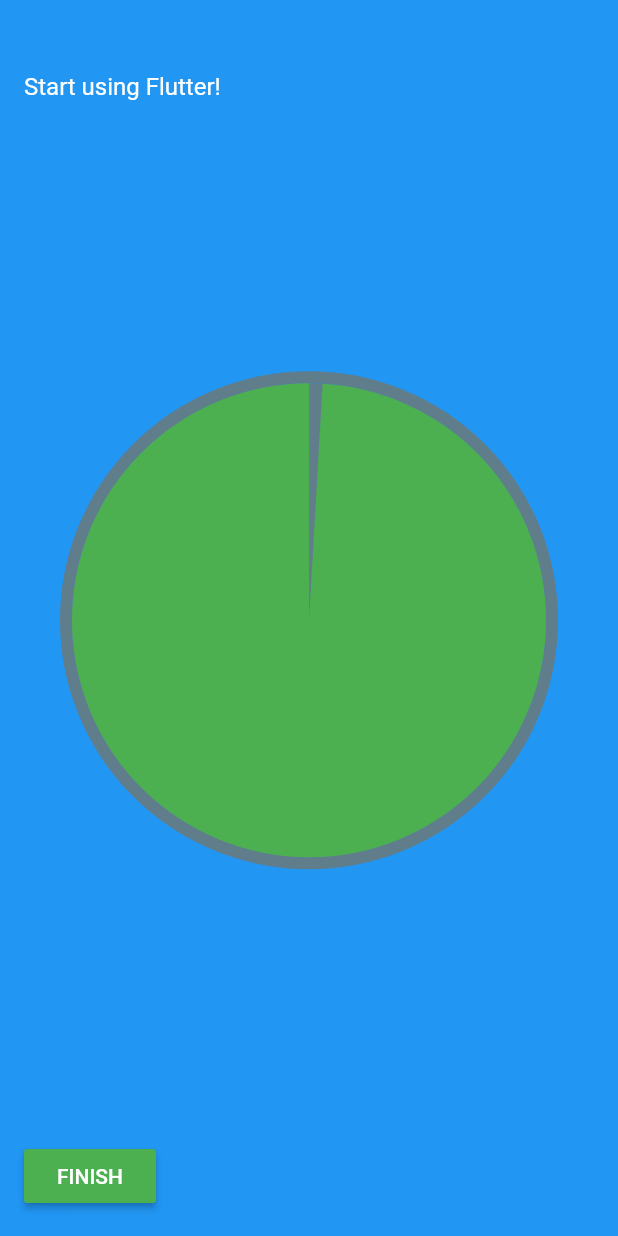
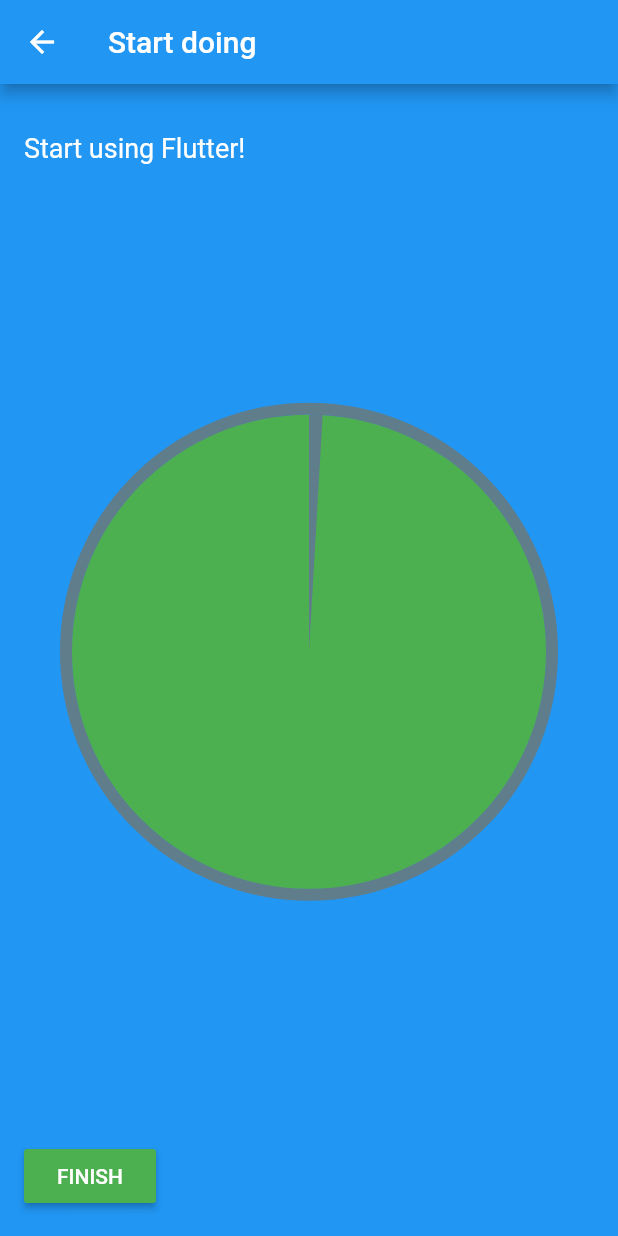
Before and after one commit to aProperFox/flutter_retro, a Flutter app: the RetroBoardPage screen opened directly with empty values, after a tap on "Start using Flutter!", on a phone screen of 412 x 824 dp. Run offline on Flutter 3.47's test engine with Material 2 defaults, Android fonts, the light colour scheme and no system bars; our stand-ins replace cloud_firestore, google_sign_in; accounts and stored records are empty; network calls fail.

Commit message:
More colors and page customization

```diff
--- a/lib/components/list_items.dart
+++ b/lib/components/list_items.dart
@@ -1,5 +1,6 @@
 import 'package:flutter/material.dart';
 import 'package:flutter_retro/pages/retro_board.dart';
+import 'package:flutter_retro/res/constants.dart';
 import 'package:flutter_retro/styles/text.dart';
 import 'package:flutter_retro/styles/theme.dart';
 import 'sub_views.dart';
@@ -8,8 +9,9 @@ import 'package:flutter_retro/pages/retro_item_review.dart';
 class RetroItem extends StatefulWidget {
   final String text;
   final Color background;
+  final RetroType type;
 
-  RetroItem(this.text, this.background);
+  RetroItem(this.text, this.background, this.type);
 
   VoidCallback callback;
 
@@ -40,7 +42,7 @@ class _RetroItemState extends State<RetroItem> {
                 Navigator.of(context).push(
                   MaterialPageRoute(
                     builder: (BuildContext context) {
-                      return RetroItemReviewPage(widget.background, widget.text);
+                      return RetroItemReviewPage(widget.background, widget.text, widget.type);
                     },
                   ),
                 );
--- a/lib/pages/retro_board.dart
+++ b/lib/pages/retro_board.dart
@@ -4,6 +4,7 @@ import 'dart:io';
 import 'package:flutter/material.dart';
 import 'package:flutter_retro/components/list_items.dart';
 import 'package:flutter_retro/components/dialogs.dart';
+import 'package:flutter_retro/res/constants.dart';
 import 'package:flutter_retro/styles/theme.dart';
 
 class RetroBoardPage extends StatefulWidget {
@@ -45,7 +46,7 @@ class _RetroBoardPageState extends State<RetroBoardPage>
   void onItemAdded(String text) {
     print(text);
     setState(() {
-      var item = new RetroItem(text, getColor(_selectedIndex));
+      var item = new RetroItem(text, getColor(_selectedIndex), getType(_selectedIndex));
       switch (_selectedIndex) {
         case 0:
           item.addOnLongPressListener(() => showDeleteDialog(item, () {
@@ -113,20 +114,20 @@ class _RetroBoardPageState extends State<RetroBoardPage>
 
     startItems = [
       new Padding(padding: new EdgeInsets.only(top: 8.0)),
-      new RetroItem("Start using Flutter!", getColor(0)),
+      new RetroItem("Start using Flutter!", getColor(0), RetroType.Start),
     ];
     continueItems = [
       new Padding(padding: new EdgeInsets.only(top: 8.0)),
-      new RetroItem("Continue building awesome apps", getColor(1)),
+      new RetroItem("Continue building awesome apps", getColor(1), RetroType.Continue),
     ];
     stopItems = [
       new Padding(padding: new EdgeInsets.only(top: 8.0)),
-      new RetroItem("Stop use React Native", getColor(2)),
+      new RetroItem("Stop use React Native", getColor(2), RetroType.Stop),
     ];
     actionItems = [
       new Padding(padding: new EdgeInsets.only(top: 8.0)),
       new RetroItem(
-          "Tyler will keep pestering people about Flutter", getColor(3)),
+          "Tyler will keep pestering people about Flutter", getColor(3), RetroType.Action),
     ];
   }
 
@@ -144,6 +145,9 @@ class _RetroBoardPageState extends State<RetroBoardPage>
         return Colors.black;
     }
   }
+
+  RetroType getType(int index) =>
+    RetroType.values[index];
 
   @override
   void dispose() {
--- a/lib/pages/retro_item_review.dart
+++ b/lib/pages/retro_item_review.dart
@@ -1,11 +1,13 @@
 import 'package:flutter/material.dart';
 import 'package:flutter_retro/components/sub_views.dart';
+import 'package:flutter_retro/res/constants.dart';
 
 class RetroItemReviewPage extends StatefulWidget {
   final Color background;
   final String subject;
+  final RetroType type;
 
-  RetroItemReviewPage(this.background, this.subject);
+  RetroItemReviewPage(this.background, this.subject, this.type);
 
   @override
   RetroItemReviewPageState createState() {
@@ -16,22 +18,29 @@ class RetroItemReviewPage extends StatefulWidget {
 class RetroItemReviewPageState extends State<RetroItemReviewPage> {
   @override
   Widget build(BuildContext context) {
-    return Material(
+    return Scaffold(
+      appBar: AppBar(
+        backgroundColor: widget.background,
+        title: Text(getRetroTitle(widget.type)),
+      ),
+        body: Material(
       color: widget.background,
       child: Container(
         padding: EdgeInsets.all(16.0),
         child: Column(
           children: <Widget>[
             new Padding(
-              padding: const EdgeInsets.only(top: 32.0),
+              padding: const EdgeInsets.only(top: 16.0),
               child: Row(
                 children: <Widget>[
                   new Expanded(
-                    child: Text(widget.subject,
-                    style: TextStyle(
-                      color: Colors.white,
-                      fontSize: 16.0,
-                    ),),
+                    child: Text(
+                      widget.subject,
+                      style: TextStyle(
+                        color: Colors.white,
+                        fontSize: 18.0,
+                      ),
+                    ),
                   ),
                 ],
               ),
@@ -65,6 +74,6 @@ class RetroItemReviewPageState extends State<RetroItemReviewPage> {
           ],
         ),
       ),
-    );
+    ));
   }
 }
--- a/lib/pages/test_page.dart
+++ b/lib/pages/test_page.dart
@@ -2,6 +2,7 @@ import 'package:flutter/material.dart';
 import 'package:flutter_retro/components/dialogs.dart';
 import 'package:flutter_retro/components/list_items.dart';
 import 'package:flutter_retro/components/sub_views.dart';
+import 'package:flutter_retro/res/constants.dart';
 
 class ViewTesterPage extends StatelessWidget {
   @override
@@ -11,7 +12,7 @@ class ViewTesterPage extends StatelessWidget {
         new RetroItem(
           "Look, a retro item!",
           Colors.deepPurple,
-        ),
+        RetroType.Action),
         new RetroBoardItem(
           "Look, a retro board item!",
           "Not displayed",
--- /dev/null
+++ b/lib/res/constants.dart
@@ -0,0 +1,21 @@
+enum RetroType {
+  Start,
+  Continue,
+  Stop,
+  Action
+}
+
+String getRetroTitle(RetroType type) {
+  switch (type) {
+    case RetroType.Start:
+      return "Start doing";
+    case RetroType.Continue:
+      return "Continue doing";
+    case RetroType.Stop:
+      return "Stop doing";
+    case RetroType.Action:
+      return "Actions to take";
+    default:
+      return "";
+  }
+}
```
Also changed, not shown: lib/components/sub_views.dart (+18 -10 lines).
